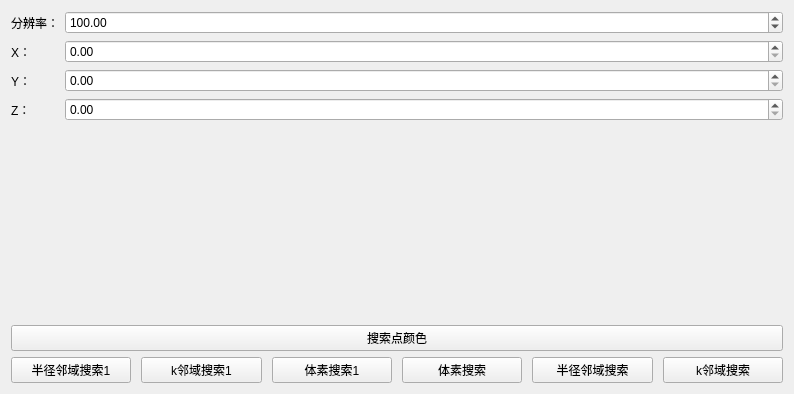
First picture: the form in PointCloudTool/QOctreeDialog.ui, repository RechirdKiller/PointCloud_TeacherYuan, before the edit.
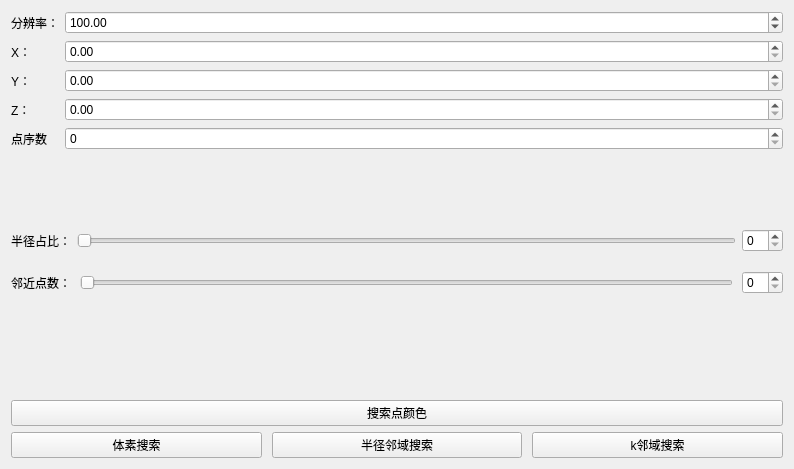
Second picture: the form after the edit.

The edit to the form file:
```diff
--- a/PointCloudTool/QOctreeDialog.ui
+++ b/PointCloudTool/QOctreeDialog.ui
@@ -7,7 +7,7 @@
     <x>0</x>
     <y>0</y>
     <width>794</width>
-    <height>394</height>
+    <height>469</height>
    </rect>
   </property>
   <property name="windowTitle">
@@ -75,6 +75,89 @@
        </property>
       </widget>
      </item>
+     <item row="5" column="0">
+      <widget class="QLabel" name="label_6">
+       <property name="text">
+        <string>点序数</string>
+       </property>
+      </widget>
+     </item>
+     <item row="5" column="1">
+      <widget class="QSpinBox" name="spinBox_3">
+       <property name="maximum">
+        <number>100000</number>
+       </property>
+      </widget>
+     </item>
+    </layout>
+   </item>
+   <item>
+    <layout class="QHBoxLayout" name="horizontalLayout_3">
+     <item>
+      <widget class="QLabel" name="label_5">
+       <property name="text">
+        <string>半径占比：</string>
+       </property>
+      </widget>
+     </item>
+     <item>
+      <widget class="QSlider" name="horizontalSlider_2">
+       <property name="minimum">
+        <number>1</number>
+       </property>
+       <property name="maximum">
+        <number>100</number>
+       </property>
+       <property name="singleStep">
+        <number>1</number>
+       </property>
+       <property name="value">
+        <number>1</number>
+       </property>
+       <property name="orientation">
+        <enum>Qt::Horizontal</enum>
+       </property>
+      </widget>
+     </item>
+     <item>
+      <widget class="QSpinBox" name="spinBox_2"/>
+     </item>
+    </layout>
+   </item>
+   <item>
+    <layout class="QHBoxLayout" name="horizontalLayout_2">
+     <property name="spacing">
+      <number>9</number>
+     </property>
+     <property name="sizeConstraint">
+      <enum>QLayout::SetFixedSize</enum>
+     </property>
+     <property name="leftMargin">
+      <number>0</number>
+     </property>
+     <property name="topMargin">
+      <number>13</number>
+     </property>
+     <property name="bottomMargin">
+      <number>100</number>
+     </property>
+     <item>
+      <widget class="QLabel" name="label_7">
+       <property name="text">
+        <string>邻近点数：</string>
+       </property>
+      </widget>
+     </item>
+     <item>
+      <widget class="QSlider" name="horizontalSlider">
+       <property name="orientation">
+        <enum>Qt::Horizontal</enum>
+       </property>
+      </widget>
+     </item>
+     <item>
+      <widget class="QSpinBox" name="spinBox"/>
+     </item>
     </layout>
    </item>
    <item>
@@ -95,27 +178,6 @@
      <property name="rightMargin">
       <number>0</number>
      </property>
-     <item>
-      <widget class="QPushButton" name="btn_cSearch">
-       <property name="text">
-        <string>半径邻域搜索1</string>
-       </property>
-      </widget>
-     </item>
-     <item>
-      <widget class="QPushButton" name="btn_mSearch">
-       <property name="text">
-        <string>k邻域搜索1</string>
-       </property>
-      </widget>
-     </item>
-     <item>
-      <widget class="QPushButton" name="btn_sSearch">
-       <property name="text">
-        <string>体素搜索1</string>
-       </property>
-      </widget>
-     </item>
      <item>
       <widget class="QPushButton" name="btn_vSearch">
        <property name="text">
```
Left out of the diff: 4 changed lines with no effect on the pictures.
